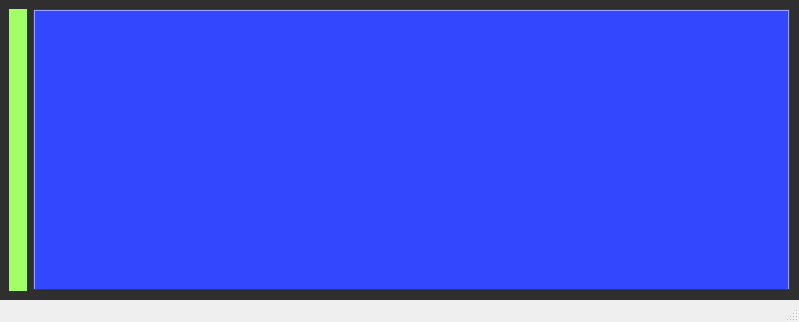
The window that src/core/mainwindow.ui (Ing-chuck/Aguara_POS) describes before a commit, drawn with Qt 5.
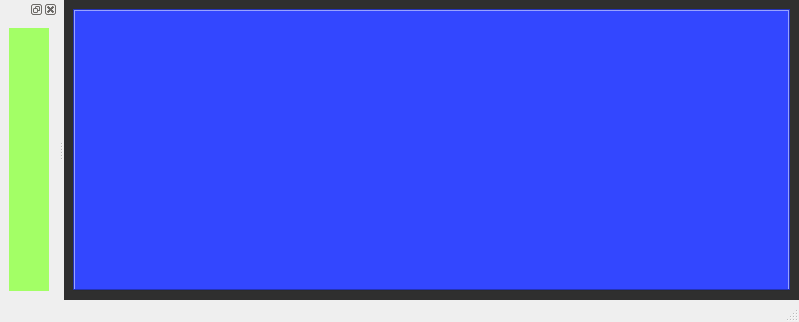
The same window after the commit.

```diff
--- a/src/core/mainwindow.ui
+++ b/src/core/mainwindow.ui
@@ -36,20 +36,6 @@
     <property name="sizeConstraint">
      <enum>QLayout::SetNoConstraint</enum>
     </property>
-    <item>
-     <widget class="QWidget" name="sideBar" native="true">
-      <property name="enabled">
-       <bool>true</bool>
-      </property>
-      <property name="autoFillBackground">
-       <bool>false</bool>
-      </property>
-      <property name="styleSheet">
-       <string notr="true">background: rgb(163, 255, 102)</string>
-      </property>
-      <layout class="QVBoxLayout" name="verticalLayout"/>
-     </widget>
-    </item>
     <item>
      <widget class="QTabWidget" name="tabWidget">
       <property name="styleSheet">
@@ -65,7 +51,7 @@
        <bool>true</bool>
       </property>
       <property name="tabBarAutoHide">
-       <bool>false</bool>
+       <bool>true</bool>
       </property>
      </widget>
     </item>
@@ -82,6 +68,29 @@
    </property>
   </widget>
   <widget class="QStatusBar" name="statusbar"/>
+  <widget class="QDockWidget" name="dockWidget">
+   <attribute name="dockWidgetArea">
+    <number>1</number>
+   </attribute>
+   <widget class="QWidget" name="dockWidgetContents">
+    <layout class="QHBoxLayout" name="horizontalLayout_2">
+     <item>
+      <widget class="QWidget" name="sideBar" native="true">
+       <property name="enabled">
+        <bool>true</bool>
+       </property>
+       <property name="autoFillBackground">
+        <bool>false</bool>
+       </property>
+       <property name="styleSheet">
+        <string notr="true">background: rgb(163, 255, 102)</string>
+       </property>
+       <layout class="QVBoxLayout" name="verticalLayout"/>
+      </widget>
+     </item>
+    </layout>
+   </widget>
+  </widget>
  </widget>
  <resources/>
  <connections/>
```
